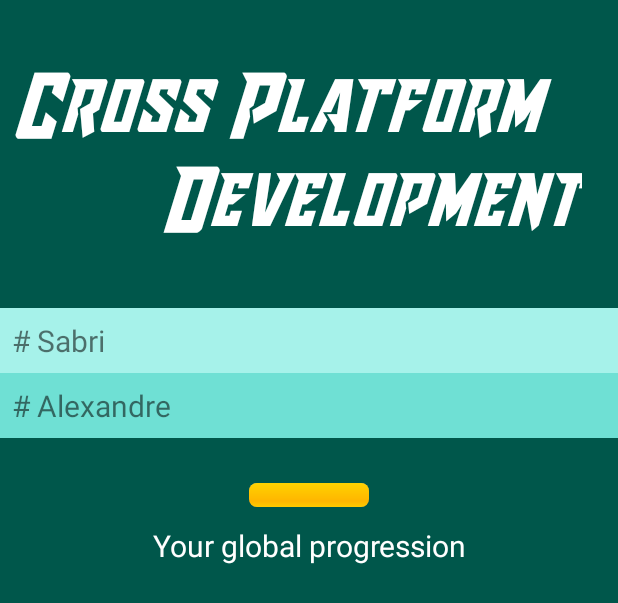
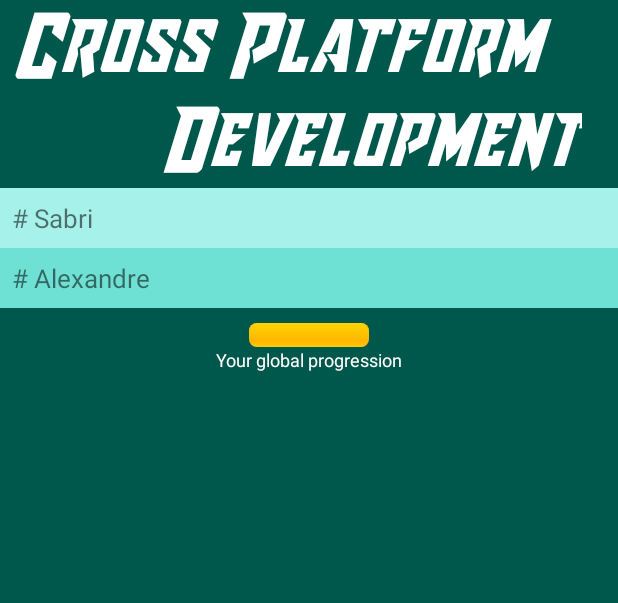
Before and after one commit to AlexandreArmando/android-app, an Android app: the layout fragment_home.xml on its own in the app's theme, with its tools: preview values and no code run, on a phone screen of 412 x 824 dp. Shown: the top 603 px of the screen. Run offline under Robolectric (Android 15) with nearby library versions, the phone set to English and light mode, and no system bars.

Commit message:
develop : changing some text sizes and paddings

```diff
--- a/app/src/main/res/layout/fragment_home.xml
+++ b/app/src/main/res/layout/fragment_home.xml
@@ -14,7 +14,6 @@
         android:layout_height="wrap_content"
         android:paddingLeft="@dimen/little_margin"
         android:paddingRight="@dimen/little_margin"
-        android:layout_marginTop="@dimen/padding_high"
         android:textSize="@dimen/font_maxSize"
         app:layout_constraintEnd_toEndOf="parent"
         app:layout_constraintHorizontal_bias="0.0"
@@ -31,7 +30,6 @@
         android:layout_height="wrap_content"
         android:paddingLeft="@dimen/little_margin"
         android:paddingRight="@dimen/little_margin"
-        android:paddingBottom="@dimen/padding_high"
         android:layout_marginRight="@dimen/text_margin"
         android:gravity="end"
         android:textSize="@dimen/font_maxSize"
@@ -48,7 +46,7 @@
         android:layout_height="wrap_content"
         android:padding="@dimen/little_margin"
         android:background="@color/colorPrimaryLighter"
-        android:textSize="@dimen/font_highSize"
+        android:textSize="@dimen/font_middleSize"
         app:layout_constraintTop_toBottomOf="@id/app_name_two"
         app:layout_constraintStart_toStartOf="parent" />
     <TextView
@@ -58,7 +56,7 @@
         android:layout_height="wrap_content"
         android:padding="@dimen/little_margin"
         android:background="@color/colorPrimaryLight"
-        android:textSize="@dimen/font_highSize"
+        android:textSize="@dimen/font_middleSize"
         app:layout_constraintTop_toBottomOf="@id/developer_one"
         app:layout_constraintStart_toStartOf="parent" />
     <!-- Here to implement internationalisation a switch button -->
@@ -111,9 +109,8 @@
         android:layout_height="wrap_content"
         android:layout_marginStart="@dimen/little_margin"
         android:layout_marginEnd="@dimen/little_margin"
-        android:textSize="@dimen/font_highSize"
+        android:textSize="@dimen/font_smallSize"
         android:gravity="center"
-        android:paddingTop="@dimen/padding_middle"
         android:text="@string/progression_text"
         app:layout_constraintTop_toBottomOf="@id/progression_chart"
         app:layout_constraintStart_toStartOf="parent"
@@ -140,7 +137,7 @@
                 android:layout_height="wrap_content"
                 android:layout_marginBottom="@dimen/margin_line"
                 android:gravity="center"
-                android:textSize="@dimen/font_twenty"
+                android:textSize="@dimen/font_middleSize"
                 android:textColor="@color/white"/>
 
             <TextView
@@ -149,7 +146,7 @@
                 android:layout_height="wrap_content"
                 android:layout_marginBottom="@dimen/margin_line"
                 android:gravity="center"
-                android:textSize="@dimen/font_twenty"
+                android:textSize="@dimen/font_middleSize"
                 android:textColor="@color/white"/>
 
             <TextView
@@ -158,7 +155,7 @@
                 android:layout_height="wrap_content"
                 android:layout_marginBottom="@dimen/margin_line"
                 android:gravity="center"
-                android:textSize="@dimen/font_twenty"
+                android:textSize="@dimen/font_middleSize"
                 android:textColor="@color/white"/>
 
             <TextView
@@ -166,7 +163,7 @@
                 android:layout_width="match_parent"
                 android:layout_height="wrap_content"
                 android:gravity="center"
-                android:textSize="@dimen/font_twenty"
+                android:textSize="@dimen/font_middleSize"
                 android:textColor="@color/white"/>
         </LinearLayout>
     </ScrollView>
--- a/app/src/main/res/layout/fragment_quiz.xml
+++ b/app/src/main/res/layout/fragment_quiz.xml
@@ -44,7 +44,7 @@
                 android:background="@color/colorPrimary"
                 android:textSize="@dimen/font_questionSize"
                 android:gravity="center"
-                android:padding="@dimen/padding_high"
+                android:padding="@dimen/padding_middle"
                 />
             <TextView
                 android:id="@+id/response0"
--- a/app/src/main/res/values/dimens.xml
+++ b/app/src/main/res/values/dimens.xml
@@ -23,6 +23,7 @@
     <dimen name="width_card">195dp</dimen>
     <dimen name="width_fourty">40dp</dimen>
     <dimen name="font_middleSize">17sp</dimen>
+    <dimen name="font_smallSize">12sp</dimen>
     <dimen name="little_padding">3dp</dimen>
     <dimen name="padding_middle">12dp</dimen>
     <dimen name="font_highSize">20sp</dimen>
@@ -30,7 +31,7 @@
     <dimen name="big_banner">190dp</dimen>
     <dimen name="app_bar_height">180dp</dimen>
     <dimen name="fab_margin">16dp</dimen>
-    <dimen name="home_progressMargin">30dp</dimen>
+    <dimen name="home_progressMargin">10dp</dimen>
     <dimen name="home_flagIcons">30dp</dimen>
     <dimen name="home_flagIconsMargin">5dp</dimen>
     <dimen name="padding_high">40dp</dimen>
```
